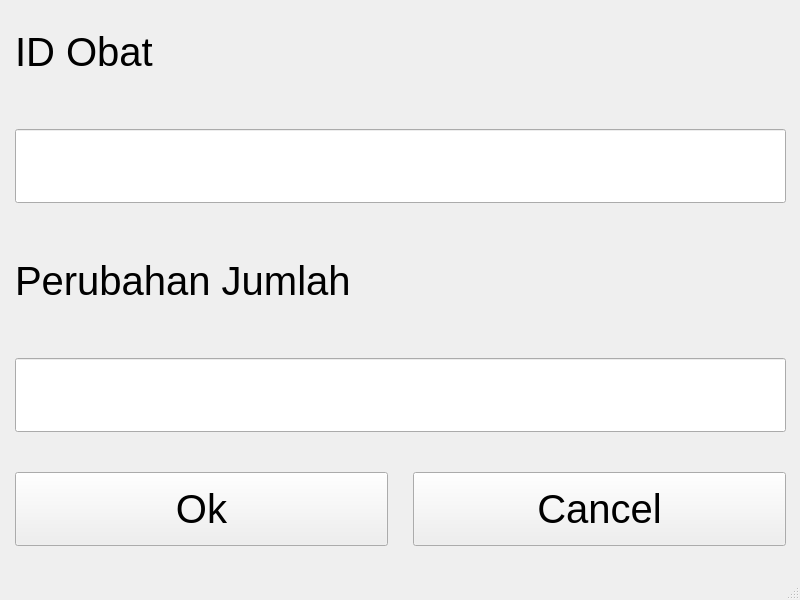
First picture: the form in src/designer/UpdateJumlahObat.ui, repository primayoriko/smart-pharmacy, before the edit.
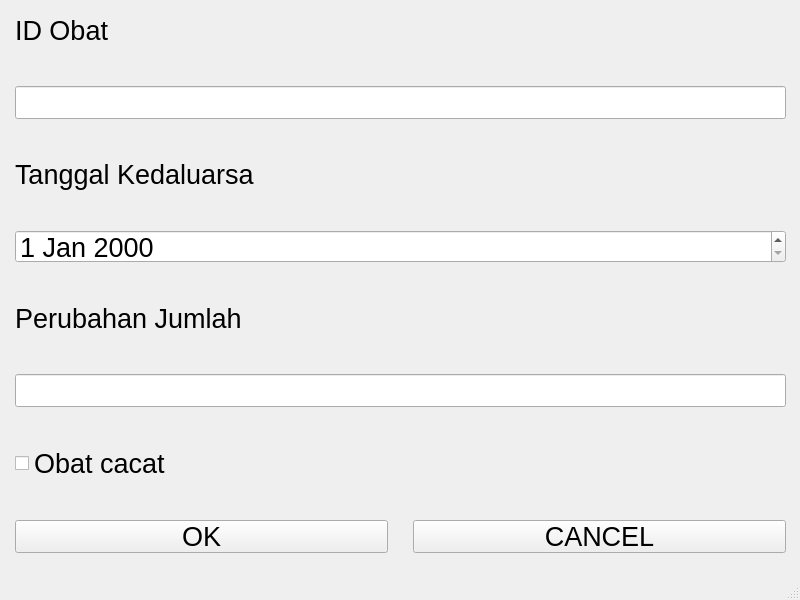
Second picture: the form after the edit.

```diff
--- a/src/designer/UpdateJumlahObat.ui
+++ b/src/designer/UpdateJumlahObat.ui
@@ -32,7 +32,7 @@
       <x>0</x>
       <y>0</y>
       <width>801</width>
-      <height>561</height>
+      <height>567</height>
      </rect>
     </property>
     <layout class="QGridLayout" name="gridLayout_3">
@@ -57,6 +57,75 @@
      <property name="verticalSpacing">
       <number>40</number>
      </property>
+     <item row="5" column="0" colspan="2">
+      <widget class="QLineEdit" name="inputJumlah">
+       <property name="sizePolicy">
+        <sizepolicy hsizetype="Expanding" vsizetype="Expanding">
+         <horstretch>0</horstretch>
+         <verstretch>0</verstretch>
+        </sizepolicy>
+       </property>
+       <property name="font">
+        <font>
+         <pointsize>20</pointsize>
+        </font>
+       </property>
+       <property name="text">
+        <string/>
+       </property>
+      </widget>
+     </item>
+     <item row="7" column="0">
+      <widget class="QPushButton" name="buttonOk">
+       <property name="sizePolicy">
+        <sizepolicy hsizetype="Expanding" vsizetype="Expanding">
+         <horstretch>0</horstretch>
+         <verstretch>0</verstretch>
+        </sizepolicy>
+       </property>
+       <property name="font">
+        <font>
+         <pointsize>20</pointsize>
+        </font>
+       </property>
+       <property name="text">
+        <string>OK</string>
+       </property>
+      </widget>
+     </item>
+     <item row="2" column="0" colspan="2">
+      <widget class="QLabel" name="labelTanggal">
+       <property name="sizePolicy">
+        <sizepolicy hsizetype="Expanding" vsizetype="Expanding">
+         <horstretch>0</horstretch>
+         <verstretch>0</verstretch>
+        </sizepolicy>
+       </property>
+       <property name="font">
+        <font>
+         <pointsize>20</pointsize>
+        </font>
+       </property>
+       <property name="text">
+        <string>Tanggal Kedaluarsa</string>
+       </property>
+      </widget>
+     </item>
+     <item row="3" column="0" colspan="2">
+      <widget class="QDateEdit" name="inputTanggal">
+       <property name="sizePolicy">
+        <sizepolicy hsizetype="Expanding" vsizetype="Expanding">
+         <horstretch>0</horstretch>
+         <verstretch>0</verstretch>
+        </sizepolicy>
+       </property>
+       <property name="font">
+        <font>
+         <pointsize>20</pointsize>
+        </font>
+       </property>
+      </widget>
+     </item>
      <item row="1" column="0" colspan="2">
       <widget class="QLineEdit" name="inputID">
        <property name="sizePolicy">
@@ -67,7 +136,7 @@
        </property>
        <property name="font">
         <font>
-         <pointsize>30</pointsize>
+         <pointsize>20</pointsize>
         </font>
        </property>
        <property name="text">
@@ -75,8 +144,8 @@
        </property>
       </widget>
      </item>
-     <item row="4" column="0">
-      <widget class="QPushButton" name="buttonOk">
+     <item row="4" column="0" colspan="2">
+      <widget class="QLabel" name="labelPerubahan">
        <property name="sizePolicy">
         <sizepolicy hsizetype="Expanding" vsizetype="Expanding">
          <horstretch>0</horstretch>
@@ -85,11 +154,29 @@
        </property>
        <property name="font">
         <font>
-         <pointsize>30</pointsize>
+         <pointsize>20</pointsize>
         </font>
        </property>
        <property name="text">
-        <string>Ok</string>
+        <string>Perubahan Jumlah</string>
+       </property>
+      </widget>
+     </item>
+     <item row="7" column="1">
+      <widget class="QPushButton" name="buttonCancel">
+       <property name="sizePolicy">
+        <sizepolicy hsizetype="Expanding" vsizetype="Expanding">
+         <horstretch>0</horstretch>
+         <verstretch>0</verstretch>
+        </sizepolicy>
+       </property>
+       <property name="font">
+        <font>
+         <pointsize>20</pointsize>
+        </font>
+       </property>
+       <property name="text">
+        <string>CANCEL</string>
        </property>
       </widget>
      </item>
@@ -103,7 +190,7 @@
        </property>
        <property name="font">
         <font>
-         <pointsize>30</pointsize>
+         <pointsize>20</pointsize>
         </font>
        </property>
        <property name="text">
@@ -111,8 +198,8 @@
        </property>
       </widget>
      </item>
-     <item row="3" column="0" colspan="2">
-      <widget class="QLineEdit" name="inputJumlah">
+     <item row="6" column="0" colspan="2">
+      <widget class="QCheckBox" name="inputCacat">
        <property name="sizePolicy">
         <sizepolicy hsizetype="Expanding" vsizetype="Expanding">
          <horstretch>0</horstretch>
@@ -121,47 +208,11 @@
        </property>
        <property name="font">
         <font>
-         <pointsize>30</pointsize>
+         <pointsize>20</pointsize>
         </font>
        </property>
        <property name="text">
-        <string/>
-       </property>
-      </widget>
-     </item>
-     <item row="4" column="1">
-      <widget class="QPushButton" name="buttonCancel">
-       <property name="sizePolicy">
-        <sizepolicy hsizetype="Expanding" vsizetype="Expanding">
-         <horstretch>0</horstretch>
-         <verstretch>0</verstretch>
-        </sizepolicy>
-       </property>
-       <property name="font">
-        <font>
-         <pointsize>30</pointsize>
-        </font>
-       </property>
-       <property name="text">
-        <string>Cancel</string>
-       </property>
-      </widget>
-     </item>
-     <item row="2" column="0" colspan="2">
-      <widget class="QLabel" name="labelPerubahan">
-       <property name="sizePolicy">
-        <sizepolicy hsizetype="Expanding" vsizetype="Expanding">
-         <horstretch>0</horstretch>
-         <verstretch>0</verstretch>
-        </sizepolicy>
-       </property>
-       <property name="font">
-        <font>
-         <pointsize>30</pointsize>
-        </font>
-       </property>
-       <property name="text">
-        <string>Perubahan Jumlah</string>
+        <string>Obat cacat</string>
        </property>
       </widget>
      </item>
```
